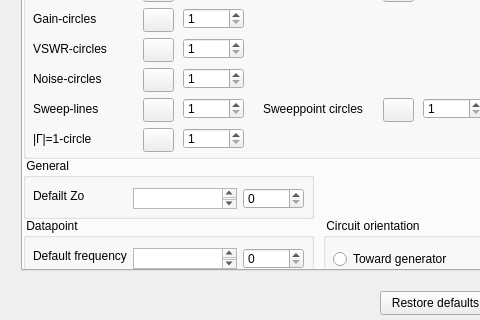
This is Smithtry1000/ColourSetting.ui in tamoshka/SmithChart as Qt 5 draws it before an edit; both pictures show x 0 to 480 and y 229 to 549 of the 772 by 549 pixel window. The edited form follows.
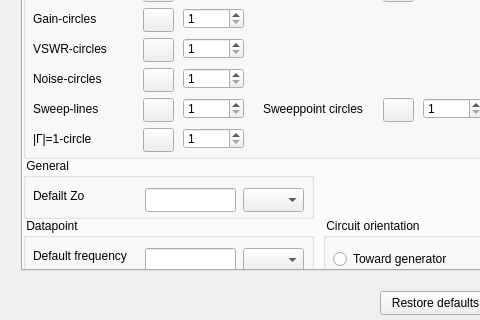
This is the edited form.

```diff
--- a/Smithtry1000/ColourSetting.ui
+++ b/Smithtry1000/ColourSetting.ui
@@ -935,45 +935,24 @@
           <string>Defailt Zo</string>
          </property>
         </widget>
-        <widget class="QTextEdit" name="textEdit">
-         <property name="geometry">
-          <rect>
-           <x>110</x>
-           <y>30</y>
-           <width>104</width>
-           <height>21</height>
-          </rect>
-         </property>
-         <property name="verticalScrollBarPolicy">
-          <enum>Qt::ScrollBarAsNeeded</enum>
-         </property>
-         <property name="horizontalScrollBarPolicy">
-          <enum>Qt::ScrollBarAsNeeded</enum>
-         </property>
-        </widget>
-        <widget class="QSpinBox" name="spinBox_3">
+        <widget class="QComboBox" name="z0ComboBox">
          <property name="geometry">
           <rect>
            <x>220</x>
            <y>30</y>
            <width>61</width>
-           <height>21</height>
+           <height>24</height>
           </rect>
          </property>
-         <property name="buttonSymbols">
-          <enum>QAbstractSpinBox::UpDownArrows</enum>
-         </property>
-         <property name="maximum">
-          <number>102</number>
-         </property>
-         <property name="stepType">
-          <enum>QAbstractSpinBox::DefaultStepType</enum>
-         </property>
-         <property name="value">
-          <number>0</number>
-         </property>
-         <property name="displayIntegerBase">
-          <number>10</number>
+        </widget>
+        <widget class="QLineEdit" name="z0lineEdit">
+         <property name="geometry">
+          <rect>
+           <x>122</x>
+           <y>30</y>
+           <width>91</width>
+           <height>24</height>
+          </rect>
          </property>
         </widget>
        </widget>
@@ -1002,29 +981,23 @@
           <string>Default frequency</string>
          </property>
         </widget>
-        <widget class="QTextEdit" name="textEdit_2">
-         <property name="geometry">
-          <rect>
-           <x>110</x>
-           <y>30</y>
-           <width>104</width>
-           <height>21</height>
-          </rect>
-         </property>
-         <property name="verticalScrollBarPolicy">
-          <enum>Qt::ScrollBarAsNeeded</enum>
-         </property>
-         <property name="horizontalScrollBarPolicy">
-          <enum>Qt::ScrollBarAsNeeded</enum>
-         </property>
-        </widget>
-        <widget class="QSpinBox" name="spinBox_4">
+        <widget class="QComboBox" name="frequencyComboBox">
          <property name="geometry">
           <rect>
            <x>220</x>
            <y>30</y>
            <width>61</width>
-           <height>21</height>
+           <height>24</height>
+          </rect>
+         </property>
+        </widget>
+        <widget class="QLineEdit" name="frequencyLineEdit">
+         <property name="geometry">
+          <rect>
+           <x>122</x>
+           <y>30</y>
+           <width>91</width>
+           <height>24</height>
           </rect>
          </property>
         </widget>
```
